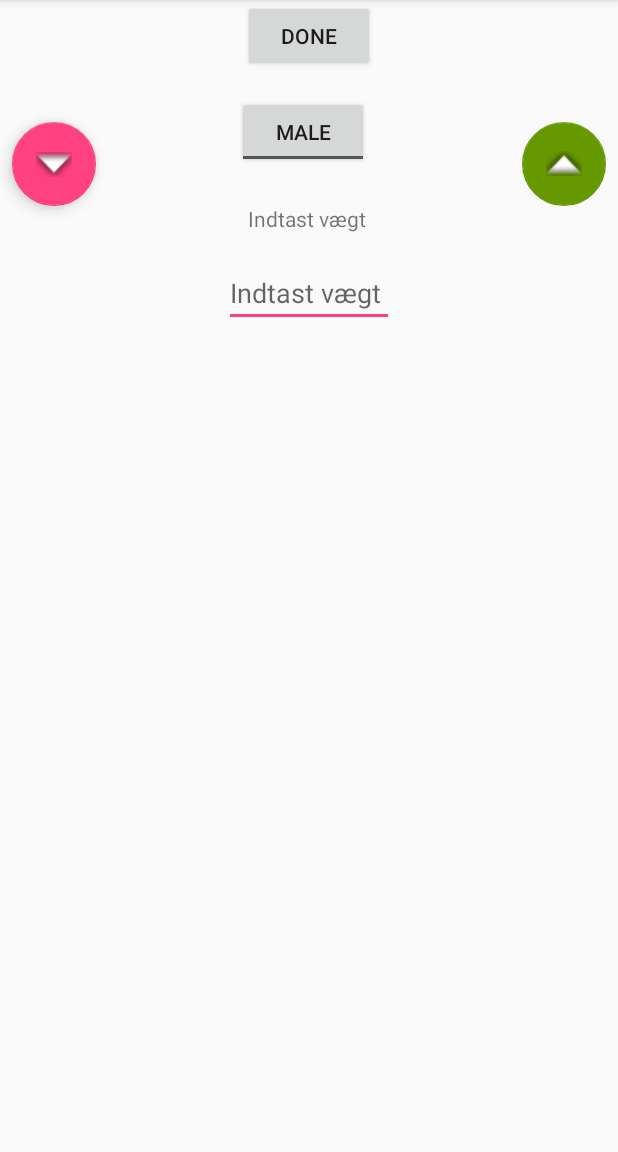
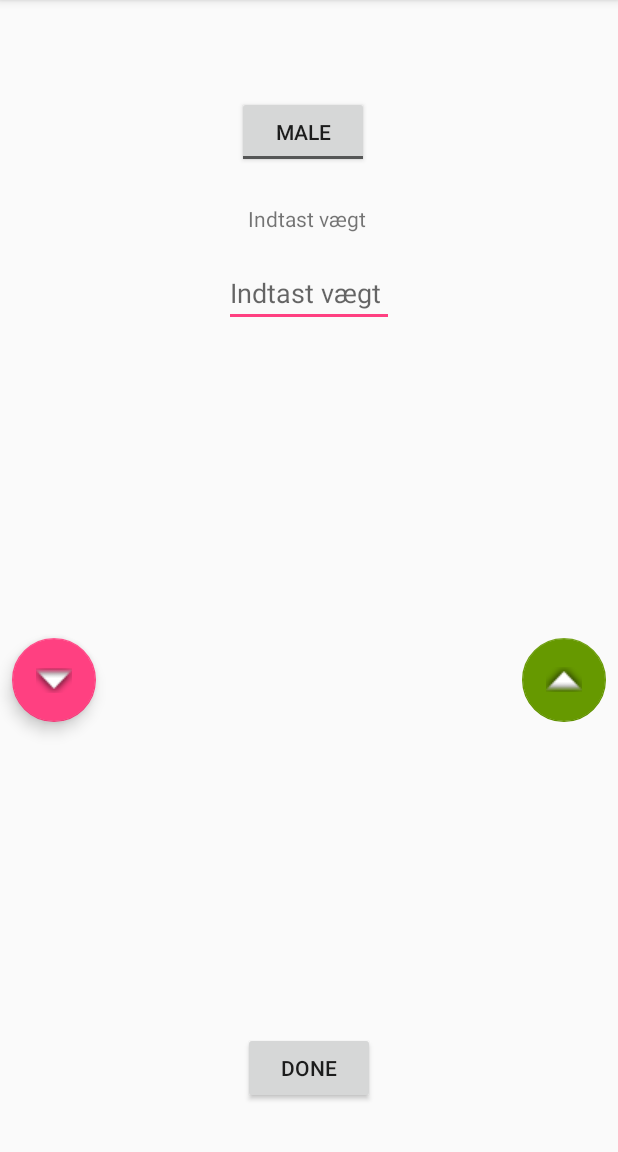
Before and after one commit to DumboJunior/Drink-Drank-Drunk, an Android app: the screen it shows after launch (MainActivity), on a phone screen of 412 x 824 dp, the part 84-1236 px from its top. Run offline under Robolectric (Android 15) with nearby library versions, the phone set to English and light mode, and no system bars.

Commit message:
Fuckong dofen

```diff
--- a/app/src/main/res/layout/activity_main.xml
+++ b/app/src/main/res/layout/activity_main.xml
@@ -50,13 +50,14 @@
         android:id="@+id/button"
         android:layout_width="wrap_content"
         android:layout_height="wrap_content"
+        android:layout_marginBottom="32dp"
         android:onClick="change_view"
         android:text="@string/done"
+        app:layout_constraintBottom_toBottomOf="parent"
         app:layout_constraintEnd_toEndOf="parent"
         app:layout_constraintLeft_toLeftOf="parent"
         app:layout_constraintRight_toRightOf="parent"
-        app:layout_constraintStart_toStartOf="parent"
-        tools:layout_editor_absoluteY="328dp" />
+        app:layout_constraintStart_toStartOf="parent" />
 
     <android.support.design.widget.FloatingActionButton
         android:id="@+id/floatingActionButton"
@@ -95,9 +96,9 @@
         android:layout_marginBottom="8dp"
         android:layout_marginTop="8dp"
         android:text="@string/Drinks"
-        app:layout_constraintBottom_toBottomOf="parent"
-        app:layout_constraintLeft_toLeftOf="parent"
+        app:layout_constraintBottom_toTopOf="@+id/button"
         app:layout_constraintRight_toRightOf="parent"
-        app:layout_constraintTop_toBottomOf="@+id/button" />
+        app:layout_constraintStart_toStartOf="parent"
+        app:layout_constraintTop_toBottomOf="@+id/editText" />
 
 </android.support.constraint.ConstraintLayout>
```
